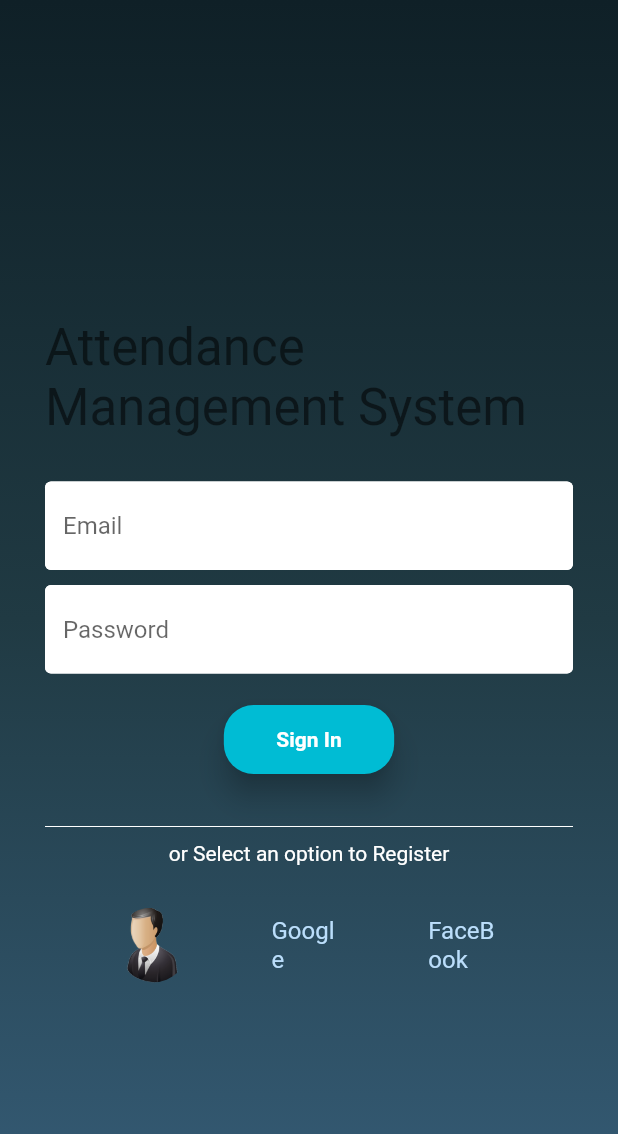
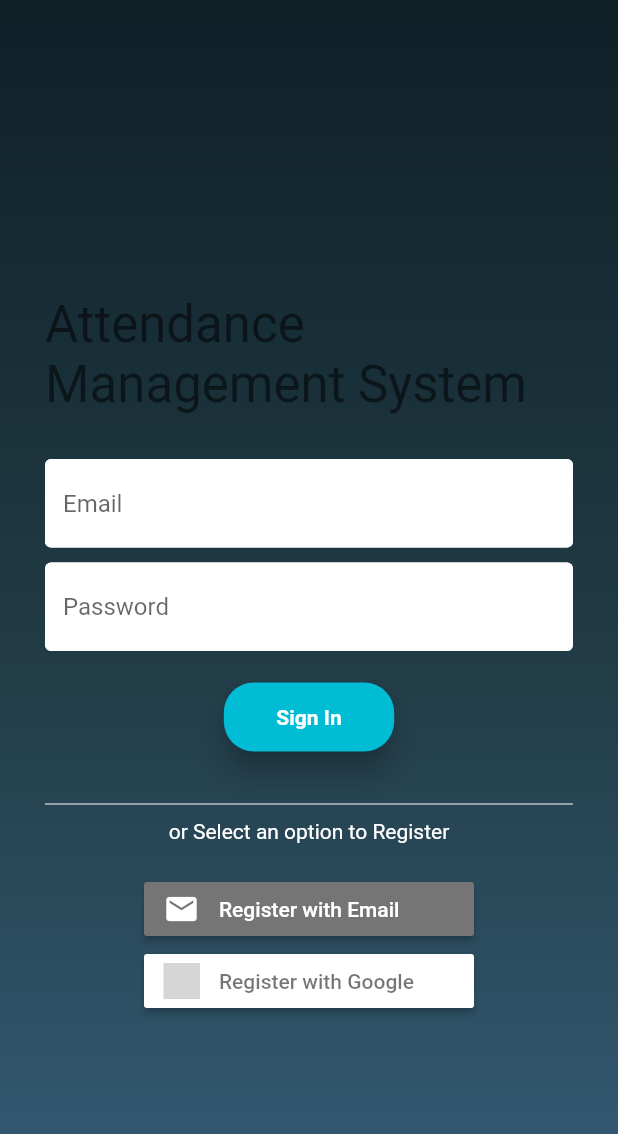
Before and after one commit to qasimsiddiqui/attendance_app, a Flutter app: the screen it shows after launch, on a phone screen of 412 x 824 dp. Shown: the top 1134 px of the screen. Run offline on Flutter 3.47's test engine with Material 2 defaults, Android fonts, the phone set to English and light mode, and no system bars; our stand-ins replace cloud_firestore, firebase_auth, flushbar, flutter_datetime_picker, flutter_signin_button, google_sign_in and 2 more; accounts and stored records are empty; grey boxes are pictures that could not be loaded.

Commit message:
sign_in_buttons added

```diff
--- a/lib/screens/authetication/sign_in.dart
+++ b/lib/screens/authetication/sign_in.dart
@@ -4,6 +4,8 @@ import 'package:flutter/material.dart';
 import 'package:attendance_app/shared/constants.dart';
 import 'package:attendance_app/shared/registration_fields.dart';
 import 'package:attendance_app/shared/loading.dart';
+import 'package:flutter_signin_button/button_list.dart';
+import 'package:flutter_signin_button/button_view.dart';
 
 class SignIn extends StatefulWidget {
   final Function toggleView;
@@ -124,50 +126,14 @@ class _SignInState extends State<SignIn> {
                             Text('or Select an option to Register',
                                 style: TextStyle(color: Colors.white)),
                             SizedBox(height: 20),
-                            Row(
-                              mainAxisAlignment: MainAxisAlignment.spaceEvenly,
-                              children: <Widget>[
-                                Padding(
-                                  padding: const EdgeInsets.all(8.0),
-                                  child: GestureDetector(
-                                    child: CircleAvatar(
-                                      radius: 25,
-                                      backgroundColor: Colors.transparent,
-                                      backgroundImage: AssetImage(
-                                        'assets/images/business_user.png',
-                                      ),
-                                    ),
-                                    onTap: () {
-                                      widget.toggleView();
-                                    },
-                                  ),
-                                ),
-                                Padding(
-                                  padding: const EdgeInsets.all(8.0),
-                                  child: GestureDetector(
-                                    child: CircleAvatar(
-                                      radius: 25,
-                                      child: Text('Google'),
-                                      backgroundColor: Colors.transparent,
-                                      // backgroundImage: AssetImage(
-                                      //     'assets/images/business_user.png'),
-                                    ),
-                                  ),
-                                ),
-                                Padding(
-                                  padding: const EdgeInsets.all(8.0),
-                                  child: GestureDetector(
-                                    child: CircleAvatar(
-                                      radius: 25,
-                                      child: Text('FaceBook'),
-                                      backgroundColor: Colors.transparent,
-                                      // backgroundImage: AssetImage(
-                                      //     'assets/images/business_user.png'),
-                                    ),
-                                  ),
-                                )
-                              ],
-                            ),
+                            SignInButton(Buttons.Email,
+                                text: "Register with Email", onPressed: () {
+                              widget.toggleView();
+                            }),
+                            SignInButton(Buttons.Google,
+                                text: "Register with Google", onPressed: () {
+                              //_authService.signInWithGoogle();
+                            })
                           ]))),
             ),
           );
--- a/pubspec.yaml
+++ b/pubspec.yaml
@@ -25,15 +25,13 @@ dependencies:
   firebase_auth: ^0.15.0+1
   cloud_firestore: ^0.12.9+4
   flutter_datetime_picker: ^1.4.0
-  # flutter_bloc: ^4.0.0
-  # equatable: ^1.1.1
-  # meta: ^1.1.6
   font_awesome_flutter: ^8.4.0
   percent_indicator: "^2.1.5"
   provider: ^4.0.5
   flutter_spinkit: "^4.1.2"
   random_string: ^2.1.0
   flushbar: ^1.10.4
+  flutter_signin_button: ^1.0.0
   # logger: ^0.9.1
   # shared_preferences: ^0.5.7+2
 
```
Also changed, not shown: pubspec.lock.
